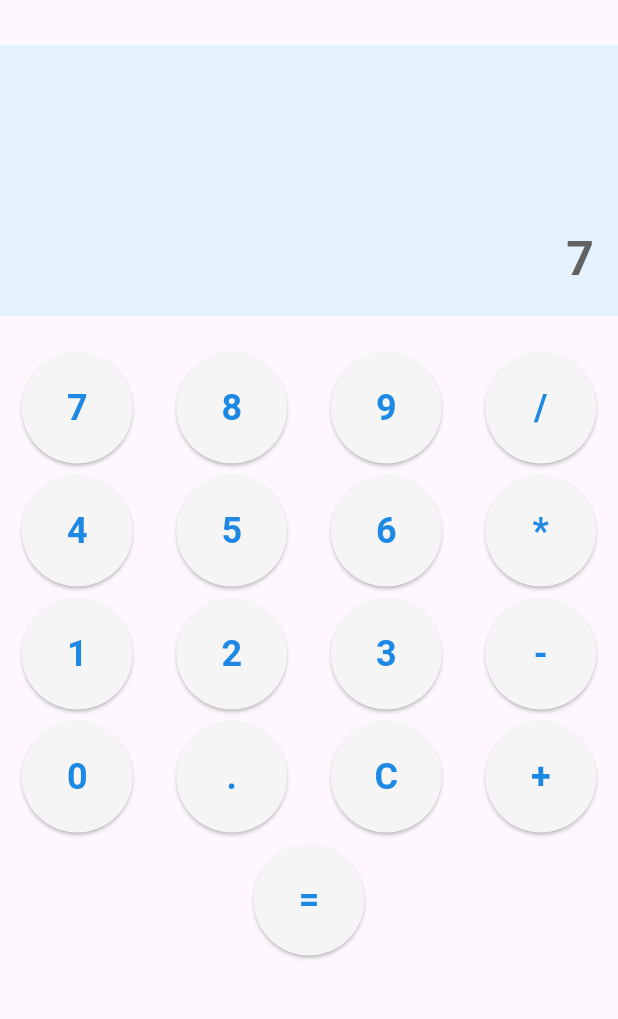
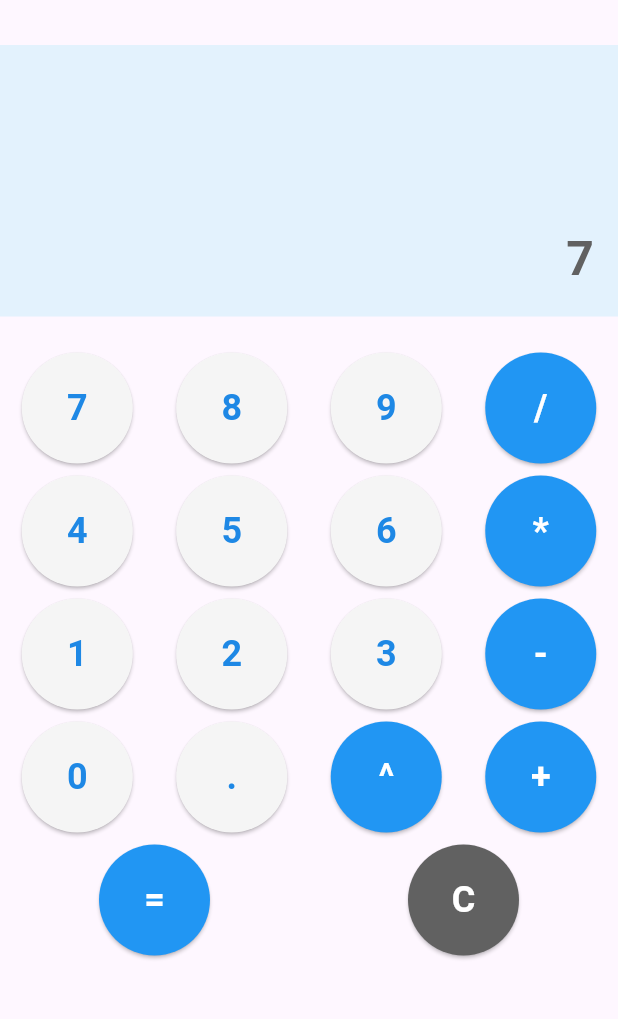
Before and after one commit to zoe92300/flutter-calculator, a Flutter app: the screen it shows after launch, after a tap on an icon or button, on a phone screen of 412 x 824 dp, the part 75-1094 px from its top. Run offline on Flutter 3.47's test engine with Material 3 defaults, Android fonts, the phone set to English and light mode, and no system bars; missing offline and left inert: expressions.

```diff
--- a/lib/main.dart
+++ b/lib/main.dart
@@ -46,6 +46,17 @@ class _CalculatorScreenState extends State<CalculatorScreen> {
       } else if (value == 'C') {
         _expression = '';
         _result = '';
+      } else if (value == '^') {
+        try {
+          final expression = Expression.parse(_expression);
+          const evaluator = ExpressionEvaluator();
+          final eval = evaluator.eval(expression, {});
+          final squareResult = (eval * eval).toString();
+          _expression = '($eval ^ 2) = $squareResult';
+          _result = squareResult;
+        } catch (e) {
+          _result = 'Error';
+        }
       } else {
         if (_expression.endsWith('=') && value != 'C') {
           _expression = _result + value;
@@ -58,13 +69,27 @@ class _CalculatorScreenState extends State<CalculatorScreen> {
   }
 
   Widget _buildButton(String value) {
+    Color backgroundColor;
+    Color textColor;
+
+    if (value == 'C') {
+      backgroundColor = Colors.grey[700]!;
+      textColor = Colors.white;
+    } else if (['/', '*', '-', '+', '^', '='].contains(value)) {
+      backgroundColor = Colors.blue;
+      textColor = Colors.white;
+    } else {
+      backgroundColor = Colors.grey[100]!;
+      textColor = Colors.blue[600]!;
+    }
+
     return Expanded(
       child: Padding(
         padding: const EdgeInsets.all(4.0),
         child: ElevatedButton(
           style: ElevatedButton.styleFrom(
-          backgroundColor: Colors.grey[100],
-          foregroundColor: Colors.blue[600],
+            backgroundColor: backgroundColor,
+            foregroundColor: textColor,
             padding: const EdgeInsets.all(20),
             shape: const CircleBorder(),
           ),
@@ -78,14 +103,14 @@ class _CalculatorScreenState extends State<CalculatorScreen> {
     );
   }
 
-
   @override
   Widget build(BuildContext context) {
     return Scaffold(
       appBar: PreferredSize(
         preferredSize: const Size.fromHeight(80.0),
         child: AppBar(
-      title: Text('Zoe\'s Calculator',
+          title: Text(
+            'Zoe\'s Calculator',
             style: TextStyle(
               fontSize: 35,
               fontWeight: FontWeight.bold,
@@ -107,7 +132,8 @@ class _CalculatorScreenState extends State<CalculatorScreen> {
                 style: TextStyle(
                   color: Colors.grey[700],
                   fontWeight: FontWeight.bold,
-                  fontSize: 32,),
+                  fontSize: 32,
+                ),
               ),
             ),
           ),
@@ -126,10 +152,10 @@ class _CalculatorScreenState extends State<CalculatorScreen> {
                   children: ['1', '2', '3', '-'].map(_buildButton).toList(),
                 ),
                 Row(
-                  children: ['0', '.', 'C', '+'].map(_buildButton).toList(),
+                  children: ['0', '.', '^', '+'].map(_buildButton).toList(),
                 ),
                 Row(
-                  children: ['='].map(_buildButton).toList(),
+                  children: ['=', 'C'].map(_buildButton).toList(),
                 ),
               ],
             ),
```
Lines whose indentation alone changed are shown as unchanged.
